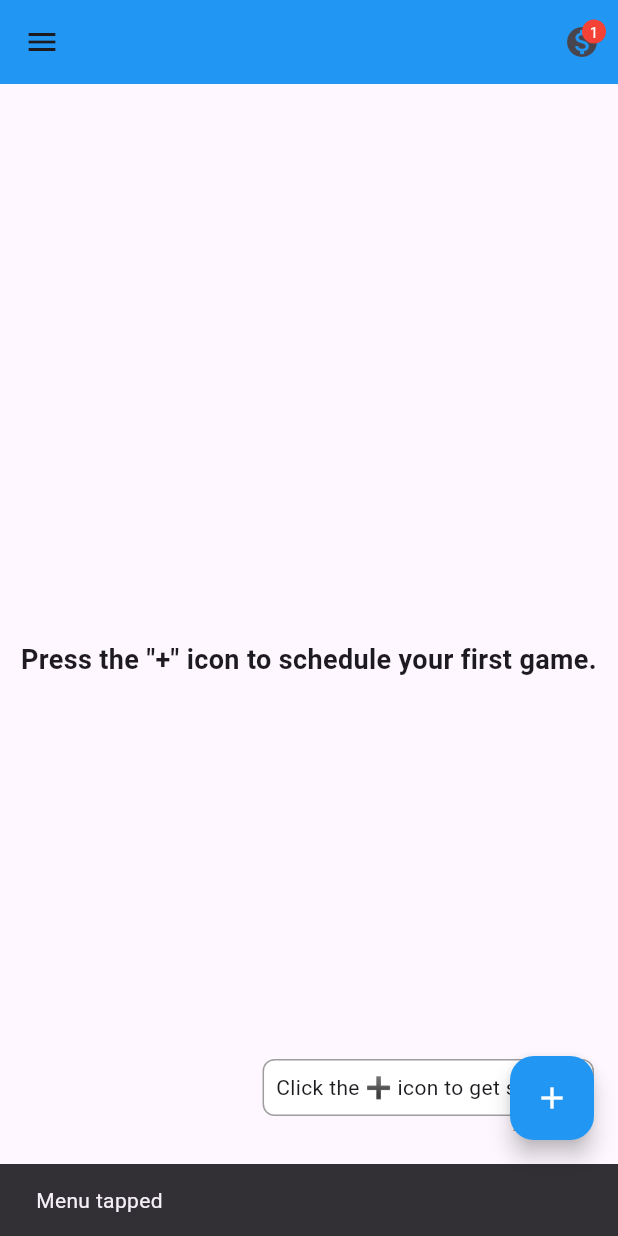
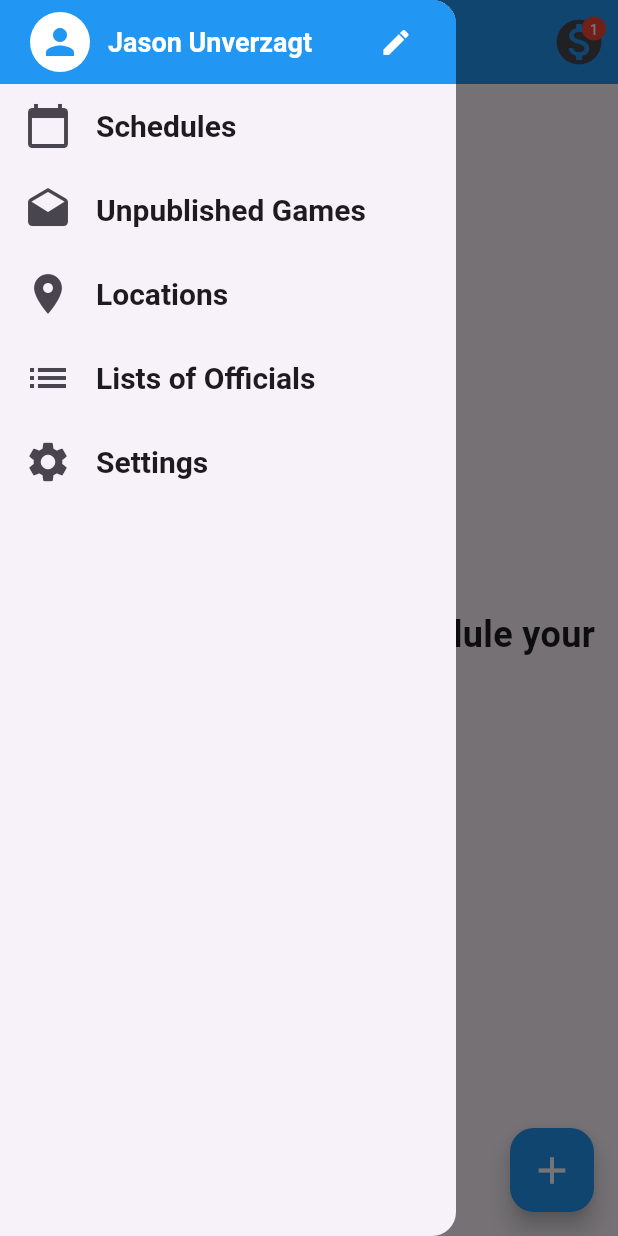
Before and after one commit to FatEarl/efficials_web_app_4, a Flutter app: the screen it shows after launch, after a tap on the "menu" icon, on a phone screen of 412 x 824 dp. Run offline on Flutter 3.47's test engine with Material 3 defaults, Android fonts, the light colour scheme and no system bars.

Commit message:
Simplified hamburger menu: removed schedules subtible and chceckboxes

```diff
--- a/lib/main.dart
+++ b/lib/main.dart
@@ -12,7 +12,36 @@ class EfficialsApp extends StatelessWidget {
   Widget build(BuildContext context) {
     return MaterialApp(
       title: 'Efficials',
-      theme: ThemeData(primarySwatch: Colors.green, useMaterial3: true),
+      theme: ThemeData(
+        primarySwatch: Colors.blue,
+        useMaterial3: true,
+        appBarTheme: const AppBarTheme(
+          backgroundColor: Color(0xFF2196F3), // Blue from PDF
+          iconTheme: IconThemeData(
+            size: 36,
+          ), // Larger icons in app bar (increased from 30 to 36)
+        ),
+        floatingActionButtonTheme: const FloatingActionButtonThemeData(
+          backgroundColor: Color(0xFF2196F3), // Blue FAB
+          foregroundColor: Colors.white, // White icon/text
+          iconSize: 30, // FAB "+" icon size
+        ),
+        elevatedButtonTheme: ElevatedButtonThemeData(
+          style: ElevatedButton.styleFrom(
+            minimumSize: const Size(double.infinity, 50), // Uniform button size
+            textStyle: const TextStyle(
+              fontSize: 16,
+            ), // Uniform button text size
+          ),
+        ),
+        textTheme: const TextTheme(
+          bodyMedium: TextStyle(fontSize: 18), // Default text size
+          titleLarge: TextStyle(
+            fontSize: 18,
+            fontWeight: FontWeight.bold,
+          ), // For headings
+        ),
+      ),
       home: const SchedulerHomeScreen(),
     );
   }
--- /dev/null
+++ b/lib/screens/create_game_screen.dart
@@ -0,0 +1,89 @@
+import 'package:flutter/material.dart';
+
+class CreateGameScreen extends StatefulWidget {
+  const CreateGameScreen({super.key});
+
+  @override
+  State<CreateGameScreen> createState() => _CreateGameScreenState();
+}
+
+class _CreateGameScreenState extends State<CreateGameScreen> {
+  String? _selectedSport;
+  bool _isDefaultChoice = false;
+
+  final List<String> _sports = [
+    'Baseball',
+    'Basketball',
+    'Football',
+    'Softball',
+  ];
+
+  @override
+  Widget build(BuildContext context) {
+    return Scaffold(
+      appBar: AppBar(title: const Text('Select Sport')),
+      body: Center(
+        child: ConstrainedBox(
+          constraints: const BoxConstraints(maxWidth: 600),
+          child: Padding(
+            padding: const EdgeInsets.all(16.0),
+            child: Column(
+              mainAxisAlignment: MainAxisAlignment.center,
+              crossAxisAlignment: CrossAxisAlignment.start,
+              children: [
+                const Text(
+                  'Select Sport',
+                  style: TextStyle(fontSize: 18, fontWeight: FontWeight.bold),
+                ),
+                const SizedBox(height: 10),
+                DropdownButton<String>(
+                  value: _selectedSport,
+                  hint: const Text('Select Sport'),
+                  isExpanded: true,
+                  items:
+                      _sports.map((sport) {
+                        return DropdownMenuItem<String>(
+                          value: sport,
+                          child: Text(sport),
+                        );
+                      }).toList(),
+                  onChanged: (value) {
+                    setState(() {
+                      _selectedSport = value;
+                    });
+                  },
+                ),
+                const SizedBox(height: 20),
+                CheckboxListTile(
+                  title: const Text('Make this my default choice'),
+                  value: _isDefaultChoice,
+                  onChanged: (value) {
+                    setState(() {
+                      _isDefaultChoice = value ?? false;
+                    });
+                  },
+                ),
+                const SizedBox(height: 20),
+                ElevatedButton(
+                  onPressed:
+                      _selectedSport == null
+                          ? null
+                          : () {
+                            ScaffoldMessenger.of(context).showSnackBar(
+                              SnackBar(
+                                content: Text(
+                                  'Sport: $_selectedSport\nDefault: $_isDefaultChoice',
+                                ),
+                              ),
+                            );
+                          },
+                  child: const Text('Continue'),
+                ),
+              ],
+            ),
+          ),
+        ),
+      ),
+    );
+  }
+}
--- a/lib/screens/scheduler_home_screen.dart
+++ b/lib/screens/scheduler_home_screen.dart
@@ -1,19 +1,30 @@
 import 'package:flutter/material.dart';
+import 'package:efficials_web_app_4/screens/create_game_screen.dart';
 
-class SchedulerHomeScreen extends StatelessWidget {
+class SchedulerHomeScreen extends StatefulWidget {
   const SchedulerHomeScreen({super.key});
 
   @override
+  State<SchedulerHomeScreen> createState() => _SchedulerHomeScreenState();
+}
+
+class _SchedulerHomeScreenState extends State<SchedulerHomeScreen> {
+  @override
   Widget build(BuildContext context) {
+    final double statusBarHeight = MediaQuery.of(context).padding.top;
+    final double appBarHeight = kToolbarHeight;
+    final double totalBannerHeight = statusBarHeight + appBarHeight;
+
     return Scaffold(
       appBar: AppBar(
-        backgroundColor: const Color(0xFF2196F3), // Blue color from PDF
-        leading: IconButton(
+        leading: Builder(
+          builder: (BuildContext context) {
+            return IconButton(
               icon: const Icon(Icons.menu),
               onPressed: () {
-            ScaffoldMessenger.of(
-              context,
-            ).showSnackBar(const SnackBar(content: Text('Menu tapped')));
+                Scaffold.of(context).openDrawer();
+              },
+            );
           },
         ),
         actions: [
@@ -52,166 +63,124 @@ class SchedulerHomeScreen extends StatelessWidget {
           ),
         ],
       ),
-      body: Stack(
+      drawer: Drawer(
+        child: ListView(
+          padding: EdgeInsets.zero,
           children: [
-          const Center(
-            child: Text(
-              'Press the "+" icon to schedule your first game.',
-              style: TextStyle(fontSize: 18, fontWeight: FontWeight.bold),
-              textAlign: TextAlign.center,
+            Container(
+              height: totalBannerHeight,
+              decoration: const BoxDecoration(color: Color(0xFF2196F3)),
+              child: Padding(
+                padding: EdgeInsets.only(
+                  top: statusBarHeight + 8.0,
+                  bottom: 8.0,
+                  left: 16.0,
+                  right: 16.0,
+                ),
+                child: Row(
+                  mainAxisAlignment: MainAxisAlignment.spaceBetween,
+                  crossAxisAlignment: CrossAxisAlignment.center,
+                  children: [
+                    Row(
+                      children: [
+                        const CircleAvatar(
+                          radius: 24,
+                          backgroundColor: Colors.white,
+                          child: Icon(
+                            Icons.person,
+                            size: 28,
+                            color: Color(0xFF2196F3),
                           ),
                         ),
-          Positioned(
-            bottom: 80,
-            right: 16,
-            child: Container(
-              padding: const EdgeInsets.all(8),
-              decoration: BoxDecoration(
+                        const SizedBox(width: 8),
+                        Text(
+                          'Jason Unverzagt',
+                          style: Theme.of(
+                            context,
+                          ).textTheme.titleLarge?.copyWith(color: Colors.white),
+                        ),
+                      ],
+                    ),
+                    IconButton(
+                      icon: const Icon(
+                        Icons.edit,
                         color: Colors.white,
-                borderRadius: BorderRadius.circular(8),
-                border: Border.all(color: Colors.grey),
+                        size: 22,
                       ),
-              child: const Text(
-                'Click the ➕ icon to get started!',
-                style: TextStyle(fontSize: 14),
+                      onPressed: () {
+                        ScaffoldMessenger.of(context).showSnackBar(
+                          const SnackBar(content: Text('Edit profile clicked')),
+                        );
+                      },
+                    ),
+                  ],
                 ),
               ),
             ),
-          Positioned(
-            bottom: 70,
-            right: 50,
-            child: CustomPaint(
-              painter: ArrowPainter(),
-              size: const Size(20, 20),
+            ListTile(
+              leading: const Icon(Icons.calendar_today, size: 32),
+              title: Text(
+                'Schedules',
+                style: Theme.of(
+                  context,
+                ).textTheme.titleLarge?.copyWith(fontSize: 20),
+              ),
+            ),
+            ListTile(
+              leading: const Icon(Icons.drafts, size: 32),
+              title: Text(
+                'Unpublished Games',
+                style: Theme.of(
+                  context,
+                ).textTheme.titleLarge?.copyWith(fontSize: 20),
+              ),
+            ),
+            ListTile(
+              leading: const Icon(Icons.location_on, size: 32),
+              title: Text(
+                'Locations',
+                style: Theme.of(
+                  context,
+                ).textTheme.titleLarge?.copyWith(fontSize: 20),
+              ),
+            ),
+            ListTile(
+              leading: const Icon(Icons.list, size: 32),
+              title: Text(
+                'Lists of Officials',
+                style: Theme.of(
+                  context,
+                ).textTheme.titleLarge?.copyWith(fontSize: 20),
+              ),
+            ),
+            ListTile(
+              leading: const Icon(Icons.settings, size: 32),
+              title: Text(
+                'Settings',
+                style: Theme.of(
+                  context,
+                ).textTheme.titleLarge?.copyWith(fontSize: 20),
               ),
             ),
           ],
         ),
+      ),
+      body: const Center(
+        child: Text(
+          'Press the "+" icon to schedule your first game.',
+          style: TextStyle(fontSize: 24, fontWeight: FontWeight.bold),
+          textAlign: TextAlign.center,
+        ),
+      ),
       floatingActionButton: FloatingActionButton(
-        backgroundColor: const Color(0xFF2196F3), // Blue color from PDF
         onPressed: () {
           Navigator.push(
             context,
             MaterialPageRoute(builder: (context) => const CreateGameScreen()),
           );
         },
-        child: const Icon(
-          Icons.add,
-          color: Colors.white, // White "+" icon
-        ),
+        child: const Icon(Icons.add),
       ),
     );
   }
 }
-
-class ArrowPainter extends CustomPainter {
-  @override
-  void paint(Canvas canvas, Size size) {
-    final paint =
-        Paint()
-          ..color = Colors.grey
-          ..style = PaintingStyle.fill;
-
-    final path = Path();
-    path.moveTo(size.width / 2, 0);
-    path.lineTo(0, size.height);
-    path.lineTo(size.width, size.height);
-    path.close();
-
-    canvas.drawPath(path, paint);
-  }
-
-  @override
-  bool shouldRepaint(covariant CustomPainter oldDelegate) => false;
-}
-
-class CreateGameScreen extends StatefulWidget {
-  const CreateGameScreen({super.key});
-
-  @override
-  State<CreateGameScreen> createState() => _CreateGameScreenState();
-}
-
-class _CreateGameScreenState extends State<CreateGameScreen> {
-  String? _selectedSport;
-  bool _isDefaultChoice = false;
-
-  final List<String> _sports = [
-    'Baseball',
-    'Basketball',
-    'Football',
-    'Softball',
-  ];
-
-  @override
-  Widget build(BuildContext context) {
-    return Scaffold(
-      appBar: AppBar(title: const Text('Select Sport')),
-      body: Center(
-        child: ConstrainedBox(
-          constraints: const BoxConstraints(maxWidth: 600),
-          child: Padding(
-            padding: const EdgeInsets.all(16.0),
-            child: Column(
-              mainAxisAlignment: MainAxisAlignment.center,
-              crossAxisAlignment: CrossAxisAlignment.start,
-              children: [
-                const Text(
-                  'Select Sport',
-                  style: TextStyle(fontSize: 18, fontWeight: FontWeight.bold),
-                ),
-                const SizedBox(height: 10),
-                DropdownButton<String>(
-                  value: _selectedSport,
-                  hint: const Text('Select Sport'),
-                  isExpanded: true,
-                  items:
-                      _sports.map((sport) {
-                        return DropdownMenuItem<String>(
-                          value: sport,
-                          child: Text(sport),
-                        );
-                      }).toList(),
-                  onChanged: (value) {
-                    setState(() {
-                      _selectedSport = value;
-                    });
-                  },
-                ),
-                const SizedBox(height: 20),
-                CheckboxListTile(
-                  title: const Text('Make this my default choice'),
-                  value: _isDefaultChoice,
-                  onChanged: (value) {
-                    setState(() {
-                      _isDefaultChoice = value ?? false;
-                    });
-                  },
-                ),
-                const SizedBox(height: 20),
-                ElevatedButton(
-                  onPressed:
-                      _selectedSport == null
-                          ? null
-                          : () {
-                            ScaffoldMessenger.of(context).showSnackBar(
-                              SnackBar(
-                                content: Text(
-                                  'Sport: $_selectedSport\nDefault: $_isDefaultChoice',
-                                ),
-                              ),
-                            );
-                          },
-                  style: ElevatedButton.styleFrom(
-                    minimumSize: const Size(double.infinity, 50),
-                  ),
-                  child: const Text('Continue'),
-                ),
-              ],
-            ),
-          ),
-        ),
-      ),
-    );
-  }
-}
```
Lines whose indentation alone changed are shown as unchanged.
